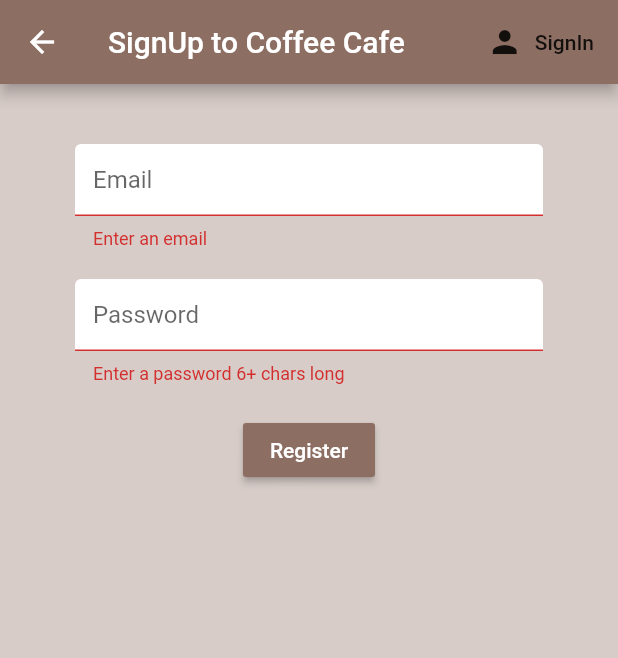
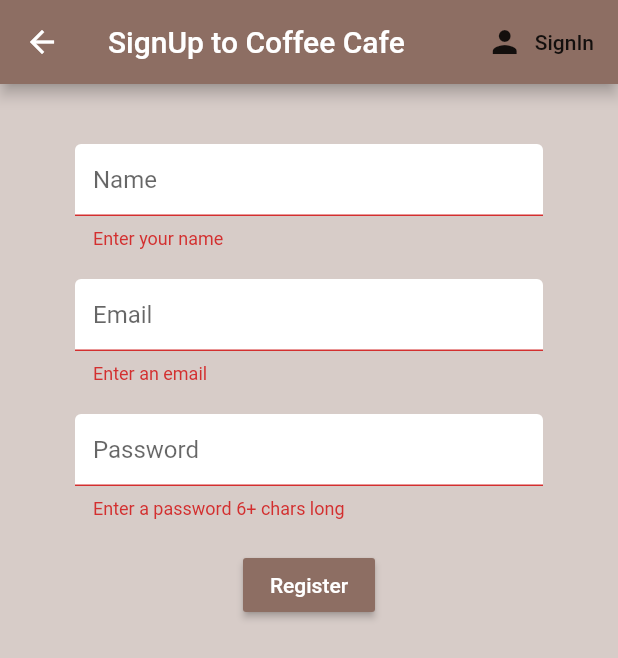
Before and after one commit to amitsaini4556/coffee_team, a Flutter app: the Register screen opened directly, after a tap on "Register", on a phone screen of 412 x 824 dp. Shown: the top 658 px of the screen. Run offline on Flutter 3.47's test engine with Material 2 defaults, Android fonts, the phone set to English and light mode, and no system bars; our stand-ins replace cloud_firestore, firebase_auth, flutter_spinkit; accounts and stored records are empty.

Commit message:
add an FormTextInput filed 'name' .

```diff
--- a/lib/screens/authenticate/register.dart
+++ b/lib/screens/authenticate/register.dart
@@ -16,6 +16,7 @@ class _RegisterState extends State<Register> {
   String email = '';
   String password = '';
   String error = '';
+  String name = '';
   bool loading = false;
   @override
   Widget build(BuildContext context) {
@@ -35,12 +36,21 @@ class _RegisterState extends State<Register> {
         ],
 
       ),
-      body: Container(
+      body: SingleChildScrollView(
+        child: Container(
           padding: EdgeInsets.symmetric(vertical: 20.0,horizontal: 50.0),
           child: Form(
             key: _formkey,
             child: Column(
               children: <Widget>[
+                SizedBox(height: 20.0,),
+                TextFormField(
+                  decoration: textInputDecoration.copyWith(hintText: 'Name'),
+                  validator: (val) => val.isEmpty ? 'Enter your name ' : null,
+                  onChanged: (val){
+                    setState(() => name = val);
+                  },
+                ),
                 SizedBox(height: 20.0,),
                 TextFormField(
                   decoration: textInputDecoration.copyWith(hintText: 'Email'),
@@ -59,12 +69,14 @@ class _RegisterState extends State<Register> {
                   },
                 ),
                 SizedBox(height: 20.0,),
+
                 RaisedButton(
+
                   onPressed: () async {
                     if(_formkey.currentState.validate())
                       {
                         setState(() => loading = true );
-                      dynamic result = await _auth.registerEmailandPassword(email,password);
+                        dynamic result = await _auth.registerEmailandPassword(email,password,name);
                         if(result == null)
                           {
                             setState(() {
@@ -90,6 +102,7 @@ class _RegisterState extends State<Register> {
             ),
           ),
         ),
+      ),
     );
   }
 }
```
Lines whose indentation alone changed are shown as unchanged.
